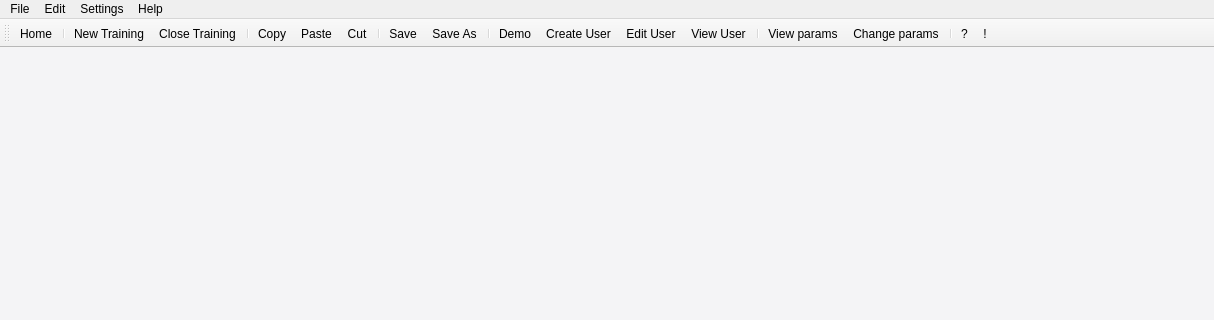
Before: the Qt Designer form src/gui_pkg/include/gui_pkg/frame_window.ui in cristianbass01/GUI_robotic_exoskeleton, drawn with Qt 5; both pictures show x 0 to 1214 and y 0 to 320 of the 1214 by 724 pixel window.
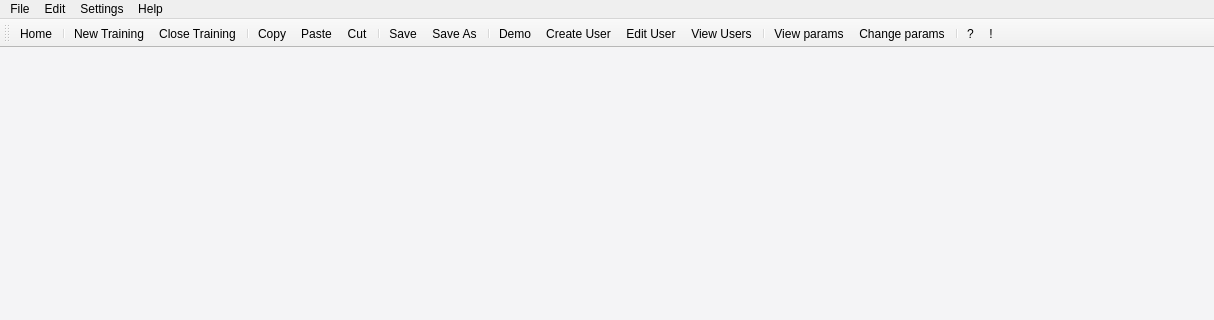
After: the same form once the commit is applied. Icons and pictures are not drawn.

```diff
--- a/src/gui_pkg/include/gui_pkg/frame_window.ui
+++ b/src/gui_pkg/include/gui_pkg/frame_window.ui
@@ -54,7 +54,8 @@
 
 QPushButton#finishButton{
 	background-color:#D72638;
-	color:#F4F4F6
+	color:#F4F4F6;
+	font-weight:600
 }
 
 QLabel#userLabel{
@@ -146,7 +147,7 @@
     <enum>TopToolBarArea</enum>
    </attribute>
    <attribute name="toolBarBreak">
-    <bool>true</bool>
+    <bool>false</bool>
    </attribute>
    <addaction name="actionHome"/>
    <addaction name="separator"/>
@@ -342,7 +343,7 @@
      <normaloff>:/icons/Icons/utente-uomo-cerchiato (4).png</normaloff>:/icons/Icons/utente-uomo-cerchiato (4).png</iconset>
    </property>
    <property name="text">
-    <string>View User</string>
+    <string>View Users</string>
    </property>
   </action>
  </widget>
```
